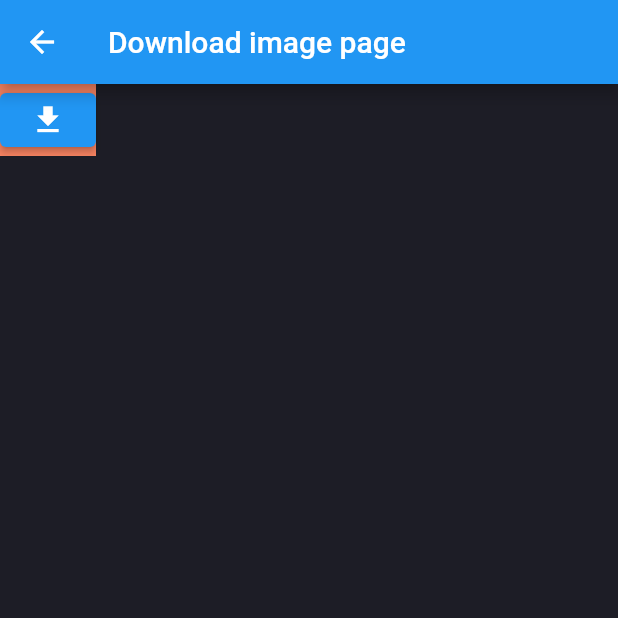
After one commit to Daobakhanh/social_photo_sharing_app_Flutter, a Flutter app: the DownloadPage screen opened directly, on a phone screen of 412 x 824 dp, the top half of it. The commit adds this screen. Run offline on Flutter 3.47's test engine with Material 2 defaults, Android fonts, the phone set to English and light mode, and no system bars; our stand-ins replace dio, image_gallery_saver.

Commit message:
Create Download screen

```diff
--- a/lib/common/data_type/list_screen.dart
+++ b/lib/common/data_type/list_screen.dart
@@ -2,5 +2,6 @@ const listScreen = <String>[
   'Message Page',
   'Commom Widgets Page',
   'Sign In Page',
-  'Onboarding Page'
+  'Onboarding Page',
+  'Download Page - Day 4'
 ];
--- /dev/null
+++ b/lib/modules/download/pages/download_page.dart
@@ -0,0 +1,68 @@
+import 'dart:typed_data';
+import 'package:flutter/material.dart';
+import 'package:image_gallery_saver/image_gallery_saver.dart';
+import 'package:social_network_newsfeed/themes/app_colors.dart';
+import 'package:dio/dio.dart';
+
+class DownloadPage extends StatefulWidget {
+  const DownloadPage({Key? key}) : super(key: key);
+
+  @override
+  State<DownloadPage> createState() => _DownloadPageState();
+}
+
+class _DownloadPageState extends State<DownloadPage> {
+  @override
+  Widget build(BuildContext context) {
+    return Scaffold(
+      backgroundColor: AppColors.dark,
+      appBar: AppBar(
+        title: const Text('Download image page'),
+      ),
+      body: Container(
+        color: AppColors.activeStatePink,
+        child: Column(
+          mainAxisSize: MainAxisSize.min,
+          crossAxisAlignment: CrossAxisAlignment.center,
+          children: [
+            ElevatedButton(
+              onPressed: () {
+                print('Downloading');
+                _save();
+              },
+              child: const Icon(
+                Icons.download,
+                // size: ,
+              ),
+            ),
+          ],
+        ),
+      ),
+    );
+  }
+}
+
+void getHttp() async {
+  try {
+    var response = await Dio().get(
+        'https://200lab-blog.imgix.net/2021/07/flutter-for-web-development.jpg');
+    print(response);
+  } catch (e) {
+    print(e);
+  }
+}
+
+void _save() async {
+  try {
+    var response = await Dio().get(
+        "https://200lab-blog.imgix.net/2021/07/flutter-for-web-development.jpg",
+        options: Options(responseType: ResponseType.bytes));
+    final result = await ImageGallerySaver.saveImage(
+        Uint8List.fromList(response.data),
+        quality: 60,
+        name: "hello");
+    print(result);
+  } catch (e) {
+    print(e);
+  }
+}
--- a/pubspec.yaml
+++ b/pubspec.yaml
@@ -35,6 +35,8 @@ dependencies:
   cupertino_icons: ^1.0.2
   json_annotation: ^4.5.0
   dio: ^4.0.6
+  image_gallery_saver: ^1.7.1
+  overlay_support: ^2.0.1
 
 dev_dependencies:
   flutter_test:
```
Also changed, not shown: lib/modules/dashboard/pages/dashboard_page.dart (+5 -5 lines), pubspec.lock, 4 other files.
